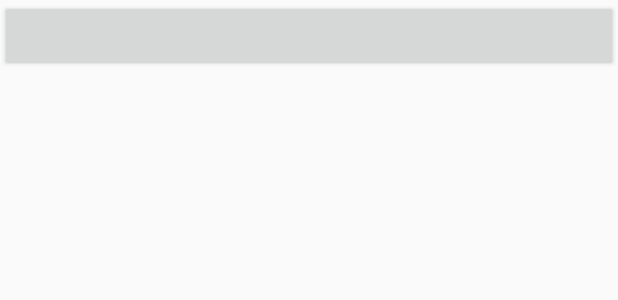
After one commit to FTDShanCai/CustomView, an Android app: the layout activity_my_hilt.xml on its own in the app's theme, with its tools: preview values and no code run, on a phone screen of 412 x 824 dp. The commit adds this screen. Shown: the top 300 px of the screen. Run offline under Robolectric (Android 15) with nearby library versions, the phone set to English and light mode, and no system bars; Roboto replaces fonts that are not available here.

Commit message:
Hilt  -. =

```diff
--- a/app/build.gradle
+++ b/app/build.gradle
@@ -1,5 +1,7 @@
 apply plugin: 'com.android.application'
 apply plugin: 'kotlin-android'
+apply plugin: 'kotlin-kapt'
+apply plugin: 'dagger.hilt.android.plugin'
 
 android {
     compileSdkVersion 29
@@ -56,11 +58,15 @@ dependencies {
     implementation "androidx.lifecycle:lifecycle-viewmodel-ktx:2.2.0"
     implementation "org.jetbrains.kotlin:kotlin-stdlib-jdk7:$kotlin_version"
 
+    //noinspection GradleCompatible
     implementation 'com.android.support:support-dynamic-animation:28.0.0'
 
     implementation 'io.reactivex.rxjava2:rxjava:2.2.12'
     implementation 'io.reactivex.rxjava2:rxandroid:2.1.1'
 
+    implementation "com.google.dagger:hilt-android:2.28-alpha"
+    kapt "com.google.dagger:hilt-android-compiler:2.28-alpha"
+
 }
 repositories {
     mavenCentral()
--- /dev/null
+++ b/app/src/main/res/layout/activity_my_hilt.xml
@@ -0,0 +1,15 @@
+<?xml version="1.0" encoding="utf-8"?>
+<androidx.constraintlayout.widget.ConstraintLayout xmlns:android="http://schemas.android.com/apk/res/android"
+    xmlns:app="http://schemas.android.com/apk/res-auto"
+    xmlns:tools="http://schemas.android.com/tools"
+    android:layout_width="match_parent"
+    android:layout_height="match_parent"
+    tools:context=".hilt.MyHiltActivity">
+
+    <Button
+        android:id="@+id/btn_jump"
+        android:layout_width="match_parent"
+        android:layout_height="wrap_content"
+        app:layout_constraintTop_toTopOf="parent" />
+
+</androidx.constraintlayout.widget.ConstraintLayout>
--- a/build.gradle
+++ b/build.gradle
@@ -11,7 +11,7 @@ buildscript {
     dependencies {
         classpath 'com.android.tools.build:gradle:4.0.1'
         classpath "org.jetbrains.kotlin:kotlin-gradle-plugin:$kotlin_version"
-
+        classpath 'com.google.dagger:hilt-android-gradle-plugin:2.28-alpha'
         // NOTE: Do not place your application dependencies here; they belong
         // in the individual module build.gradle files
     }
```
Also changed, not shown: app/src/main/AndroidManifest.xml (+11 -13 lines), app/src/main/assets/data.json (+1 -1 lines), app/src/main/java/com/example/customview/App.java (deleted, +0 -20 lines), app/src/main/java/com/example/customview/hilt/ActivityModule.java (added, +32 -0 lines), app/src/main/java/com/example/customview/hilt/AppModule.java (added, +32 -0 lines), app/src/main/java/com/example/customview/hilt/Hilt2Activity.java (added, +37 -0 lines), app/src/main/java/com/example/customview/hilt/MyHiltActivity.java (added, +39 -0 lines), app/src/main/java/com/example/customview/hilt/MyHiltApp.java (added, +28 -0 lines), app/src/main/java/com/example/customview/hilt/MyPresenter.java (added, +27 -0 lines), app/src/main/java/com/example/customview/hilt/ProviderEntryPoint.java (added, +21 -0 lines), app/src/main/java/com/example/customview/hilt/bean/Hammer.java (added, +18 -0 lines), app/src/main/java/com/example/customview/hilt/bean/Tools.java (added, +21 -0 lines), app/src/main/java/com/example/customview/lottie/LottieActivity.java (+6 -3 lines), app/src/main/java/com/example/customview/ui/LithoActivity.java (+8 -14 lines), 1 more files.
